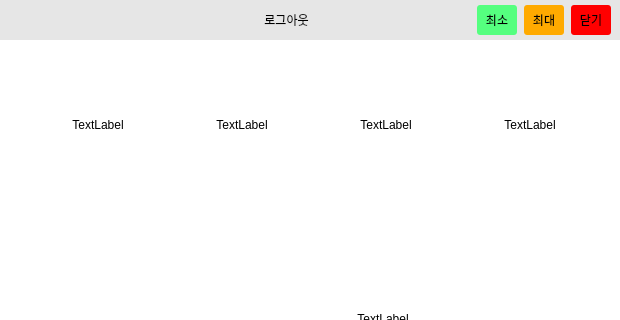
Old version of the form ui/test5.ui in the repository youngwookSong/bwave_gui; both pictures show x 580 to 1200 and y 0 to 320 of the 1200 by 800 pixel window.
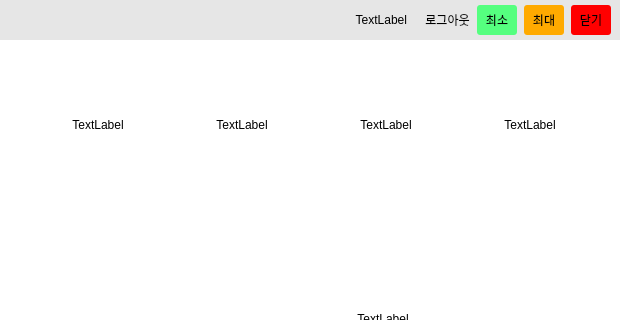
New version of the form. Icons and pictures are not drawn.

Diff of the .ui file:
```diff
--- a/ui/test5.ui
+++ b/ui/test5.ui
@@ -877,8 +877,30 @@
                      </property>
                     </widget>
                    </item>
+                   <item>
+                    <widget class="QLabel" name="label_19">
+                     <property name="styleSheet">
+                      <string notr="true">margin-right: 15px;</string>
+                     </property>
+                     <property name="text">
+                      <string>TextLabel</string>
+                     </property>
+                     <property name="alignment">
+                      <set>Qt::AlignRight|Qt::AlignTrailing|Qt::AlignVCenter</set>
+                     </property>
+                     <property name="margin">
+                      <number>0</number>
+                     </property>
+                    </widget>
+                   </item>
                    <item>
                     <widget class="QPushButton" name="btn_logout">
+                     <property name="sizePolicy">
+                      <sizepolicy hsizetype="Fixed" vsizetype="Fixed">
+                       <horstretch>0</horstretch>
+                       <verstretch>0</verstretch>
+                      </sizepolicy>
+                     </property>
                      <property name="text">
                       <string>로그아웃</string>
                      </property>
```
